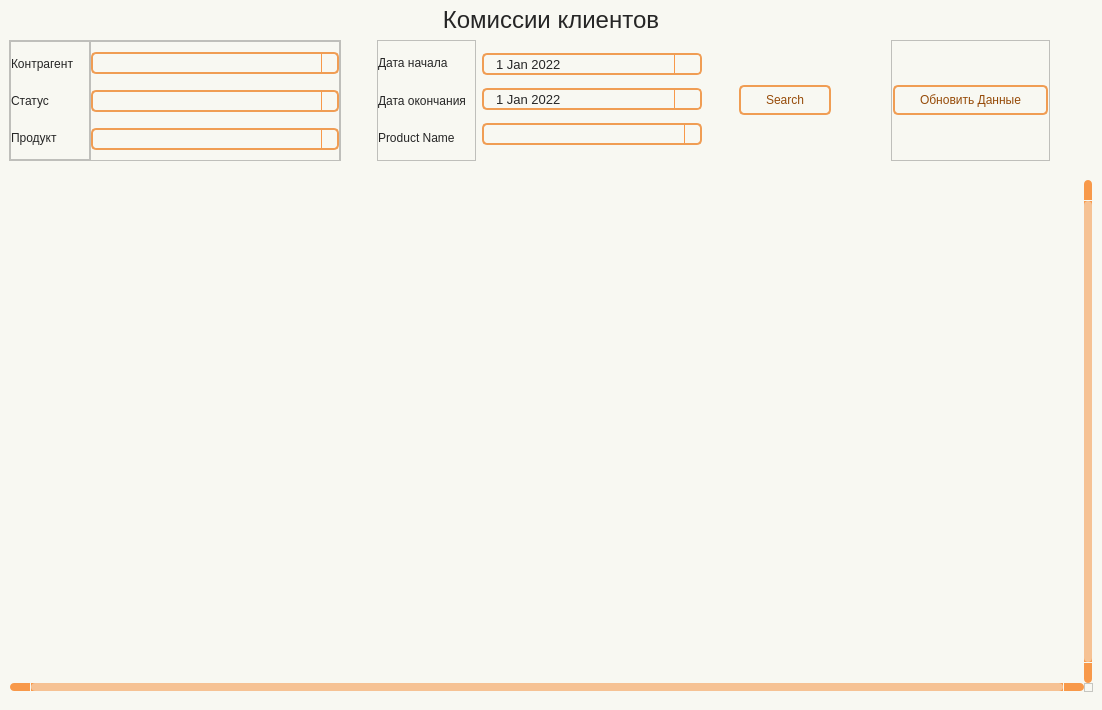
Old version of the form wind/pages/commission.ui in the repository Masik84/Daily_Report_QT.
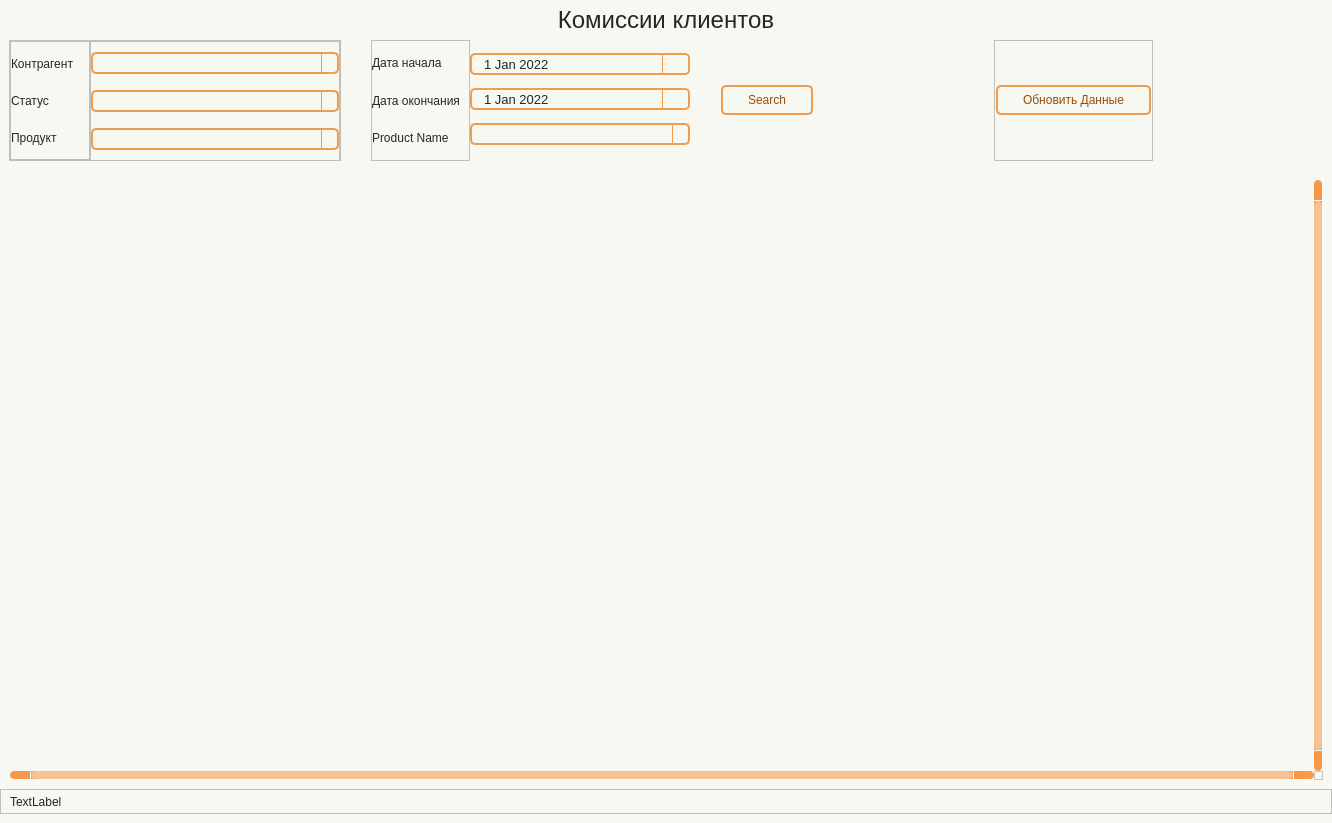
New version of the form. Icons and pictures are not drawn.

The edit to the form file:
```diff
--- a/wind/pages/commission.ui
+++ b/wind/pages/commission.ui
@@ -6,8 +6,8 @@
    <rect>
     <x>0</x>
     <y>0</y>
-    <width>1102</width>
-    <height>710</height>
+    <width>1332</width>
+    <height>823</height>
    </rect>
   </property>
   <property name="minimumSize">
@@ -465,7 +465,7 @@
         <property name="minimumSize">
          <size>
           <width>0</width>
-          <height>130</height>
+          <height>120</height>
          </size>
         </property>
         <property name="maximumSize">
@@ -475,6 +475,9 @@
          </size>
         </property>
         <layout class="QHBoxLayout" name="horizontalLayout_5">
+         <property name="spacing">
+          <number>0</number>
+         </property>
          <property name="leftMargin">
           <number>9</number>
          </property>
@@ -820,7 +823,7 @@
               </property>
               <property name="minimumDateTime">
                <datetime>
-                <hour>21</hour>
+                <hour>18</hour>
                 <minute>0</minute>
                 <second>0</second>
                 <year>2022</year>
@@ -1088,6 +1091,40 @@
         </attribute>
        </widget>
       </item>
+      <item>
+       <widget class="QFrame" name="frame_7">
+        <property name="minimumSize">
+         <size>
+          <width>0</width>
+          <height>25</height>
+         </size>
+        </property>
+        <property name="frameShape">
+         <enum>QFrame::Shape::StyledPanel</enum>
+        </property>
+        <property name="frameShadow">
+         <enum>QFrame::Shadow::Raised</enum>
+        </property>
+        <layout class="QHBoxLayout" name="horizontalLayout_4">
+         <property name="spacing">
+          <number>0</number>
+         </property>
+         <property name="topMargin">
+          <number>0</number>
+         </property>
+         <property name="bottomMargin">
+          <number>0</number>
+         </property>
+         <item>
+          <widget class="QLabel" name="label_msg">
+           <property name="text">
+            <string>TextLabel</string>
+           </property>
+          </widget>
+         </item>
+        </layout>
+       </widget>
+      </item>
      </layout>
     </widget>
    </item>
```
Left out of the diff: 3 changed lines with no effect on the pictures.
